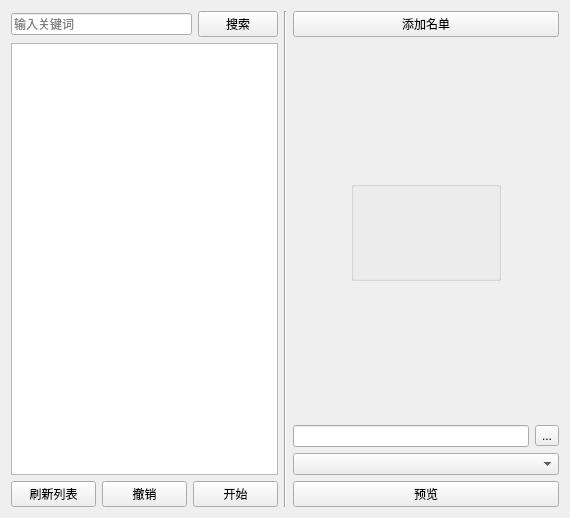
Alddp/XWAssistance, file UI/main_ui.ui: the form before one commit.
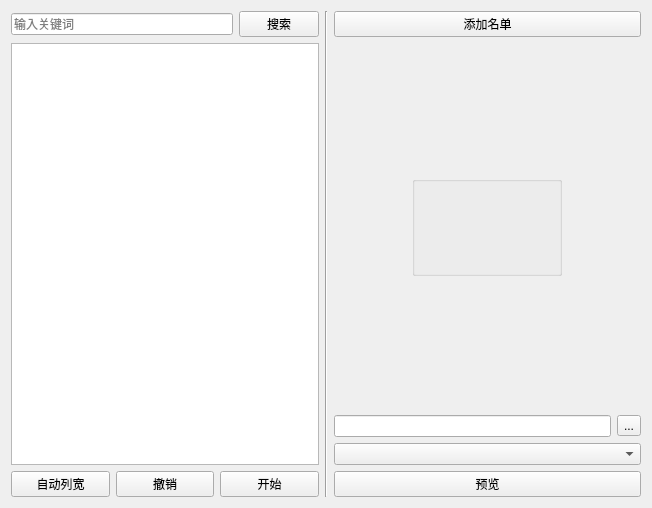
The form after the commit.

What changed in the file:
```diff
--- a/UI/main_ui.ui
+++ b/UI/main_ui.ui
@@ -6,8 +6,8 @@
             <rect>
                 <x>0</x>
                 <y>0</y>
-                <width>570</width>
-                <height>518</height>
+    <width>652</width>
+    <height>508</height>
             </rect>
         </property>
         <property name="windowTitle">
@@ -59,7 +59,7 @@
                             <item>
                                 <widget class="QPushButton" name="refresh_pb">
                                     <property name="text">
-                                        <string>刷新列表</string>
+          <string>自动列宽</string>
                                     </property>
                                 </widget>
                             </item>
```
Left out of the diff: 13 changed lines with no effect on the pictures. Lines whose indentation alone changed are shown as unchanged.
